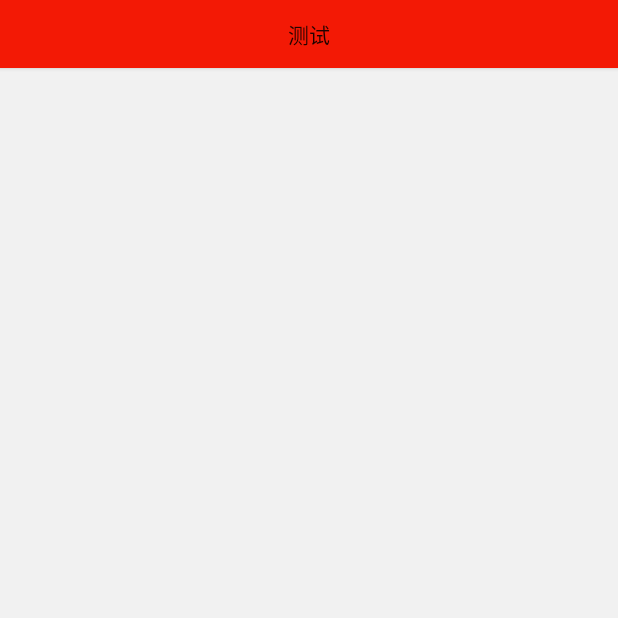
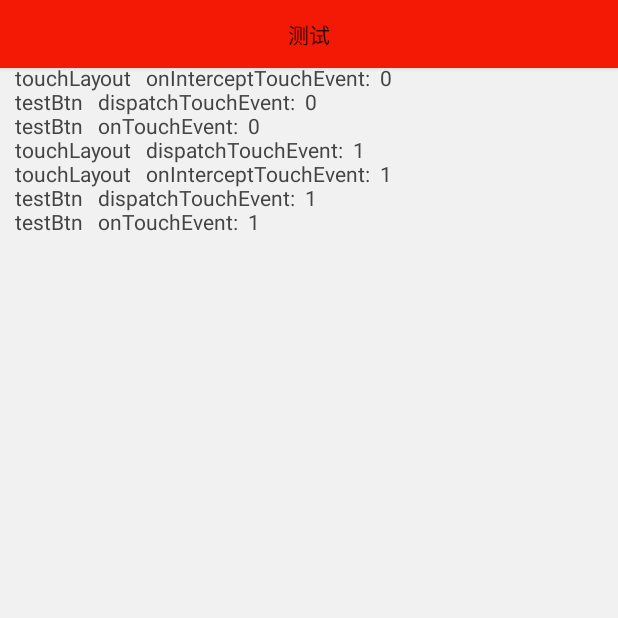
Before and after one commit to warriorWorld/DemoDemo, an Android app: the TouchEventActivity screen opened directly, with no data from a screen before it, after a tap on "测试", on a phone screen of 412 x 824 dp, the top half of it. Run offline under Robolectric (Android 15) with nearby library versions, the phone set to English and light mode, and no system bars.

Commit message:
touch event

```diff
--- a/app/src/main/java/com/insightsurfface/demodemo/business/touchevent/TouchButton.java
+++ b/app/src/main/java/com/insightsurfface/demodemo/business/touchevent/TouchButton.java
@@ -5,9 +5,12 @@ import android.util.AttributeSet;
 import android.view.MotionEvent;
 import android.widget.Button;
 
+import com.insightsurfface.demodemo.listener.TouchListener;
 import com.insightsurfface.demodemo.utils.Logger;
 
 public class TouchButton extends Button {
+    private TouchListener mTouchListener;
+
     public TouchButton(Context context) {
         super(context);
     }
@@ -21,8 +24,24 @@ public class TouchButton extends Button {
     }
 
     @Override
+    public boolean dispatchTouchEvent(MotionEvent ev) {
+        Logger.d("TouchLayout  dispatchTouchEvent:  " + ev.getAction());
+        if (null != mTouchListener) {
+            mTouchListener.dispatchTouchEvent(ev);
+        }
+        return super.dispatchTouchEvent(ev);
+    }
+
+    @Override
     public boolean onTouchEvent(MotionEvent event) {
-        Logger.d("TouchButton  onTouchEvent:  "+event.getAction());
+        Logger.d("TouchButton  onTouchEvent:  " + event.getAction());
+        if (null != mTouchListener) {
+            mTouchListener.onTouchEvent(event);
+        }
         return super.onTouchEvent(event);
     }
+
+    public void setTouchListener(TouchListener touchListener) {
+        mTouchListener = touchListener;
+    }
 }
--- a/app/src/main/java/com/insightsurfface/demodemo/business/touchevent/TouchEventActivity.java
+++ b/app/src/main/java/com/insightsurfface/demodemo/business/touchevent/TouchEventActivity.java
@@ -1,14 +1,18 @@
 package com.insightsurfface.demodemo.business.touchevent;
 
+import android.view.MotionEvent;
 import android.view.View;
 import android.widget.Button;
+import android.widget.TextView;
 
 import com.insightsurfface.demodemo.R;
 import com.insightsurfface.demodemo.base.BaseActivity;
+import com.insightsurfface.demodemo.listener.TouchListener;
 
 public class TouchEventActivity extends BaseActivity implements View.OnClickListener {
     private TouchLayout touchLayout;
-    private Button testBtn;
+    private TouchButton testBtn;
+    private TextView logTv;
 
     /**
      * Handle button click events<br />
@@ -26,8 +30,39 @@ public class TouchEventActivity extends BaseActivity implements View.OnClickList
     @Override
     protected void initUI() {
         touchLayout = (TouchLayout) findViewById(R.id.touch_layout);
-        testBtn = (Button) findViewById(R.id.test_btn);
+        logTv = findViewById(R.id.log_tv);
+        touchLayout.setTouchListener(new TouchListener() {
+            @Override
+            public void dispatchTouchEvent(MotionEvent event) {
+                logTv.setText(logTv.getText() + "\ntouchLayout   dispatchTouchEvent:  " + event.getAction());
+            }
 
+            @Override
+            public void onInterceptTouchEvent(MotionEvent event) {
+                logTv.setText(logTv.getText() + "\ntouchLayout   onInterceptTouchEvent:  " + event.getAction());
+            }
+
+            @Override
+            public void onTouchEvent(MotionEvent event) {
+                logTv.setText(logTv.getText() + "\ntouchLayout   onTouchEvent:  " + event.getAction());
+            }
+        });
+        testBtn = findViewById(R.id.test_btn);
+        testBtn.setTouchListener(new TouchListener() {
+            @Override
+            public void dispatchTouchEvent(MotionEvent event) {
+                logTv.setText(logTv.getText() + "\ntestBtn   dispatchTouchEvent:  " + event.getAction());
+            }
+
+            @Override
+            public void onInterceptTouchEvent(MotionEvent event) {
+            }
+
+            @Override
+            public void onTouchEvent(MotionEvent event) {
+                logTv.setText(logTv.getText() + "\ntestBtn   onTouchEvent:  " + event.getAction());
+            }
+        });
         testBtn.setOnClickListener(this);
     }
 
--- a/app/src/main/java/com/insightsurfface/demodemo/business/touchevent/TouchLayout.java
+++ b/app/src/main/java/com/insightsurfface/demodemo/business/touchevent/TouchLayout.java
@@ -5,9 +5,12 @@ import android.util.AttributeSet;
 import android.view.MotionEvent;
 import android.widget.RelativeLayout;
 
+import com.insightsurfface.demodemo.listener.TouchListener;
 import com.insightsurfface.demodemo.utils.Logger;
 
 public class TouchLayout extends RelativeLayout {
+    private TouchListener mTouchListener;
+
     public TouchLayout(Context context) {
         super(context);
     }
@@ -23,18 +26,31 @@ public class TouchLayout extends RelativeLayout {
     @Override
     public boolean dispatchTouchEvent(MotionEvent ev) {
         Logger.d("TouchLayout  dispatchTouchEvent:  " + ev.getAction());
+        if (null != mTouchListener) {
+            mTouchListener.dispatchTouchEvent(ev);
+        }
         return super.dispatchTouchEvent(ev);
     }
 
     @Override
     public boolean onInterceptTouchEvent(MotionEvent ev) {
         Logger.d("TouchLayout  onInterceptTouchEvent:  " + ev.getAction());
+        if (null != mTouchListener) {
+            mTouchListener.onInterceptTouchEvent(ev);
+        }
         return super.onInterceptTouchEvent(ev);
     }
 
     @Override
     public boolean onTouchEvent(MotionEvent event) {
         Logger.d("TouchLayout  onTouchEvent:  " + event.getAction());
+        if (null != mTouchListener) {
+            mTouchListener.onTouchEvent(event);
+        }
         return super.onTouchEvent(event);
     }
+
+    public void setTouchListener(TouchListener touchListener) {
+        mTouchListener = touchListener;
+    }
 }
--- /dev/null
+++ b/app/src/main/java/com/insightsurfface/demodemo/listener/TouchListener.java
@@ -0,0 +1,11 @@
+package com.insightsurfface.demodemo.listener;
+
+import android.view.MotionEvent;
+
+public interface TouchListener {
+    void dispatchTouchEvent(MotionEvent event);
+
+    void onInterceptTouchEvent(MotionEvent event);
+
+    void onTouchEvent(MotionEvent event);
+}
--- a/app/src/main/res/layout/activity_touch_event.xml
+++ b/app/src/main/res/layout/activity_touch_event.xml
@@ -22,5 +22,21 @@
             android:layout_height="45dp"
             android:background="@drawable/rect_main"
             android:text="测试"></com.insightsurfface.demodemo.business.touchevent.TouchButton>
+
+        <ScrollView
+            android:layout_width="wrap_content"
+            android:layout_height="wrap_content">
+
+            <TextView
+                android:id="@+id/log_tv"
+                android:layout_width="wrap_content"
+                android:layout_height="wrap_content"
+                android:layout_below="@+id/test_btn"
+                android:layout_marginLeft="10dp"
+                android:layout_marginTop="10dp"
+                android:layout_marginRight="10dp"
+                android:textColor="@color/main_text_color"
+                android:textSize="14sp"></TextView>
+        </ScrollView>
     </com.insightsurfface.demodemo.business.touchevent.TouchLayout>
 </androidx.constraintlayout.widget.ConstraintLayout>
```
